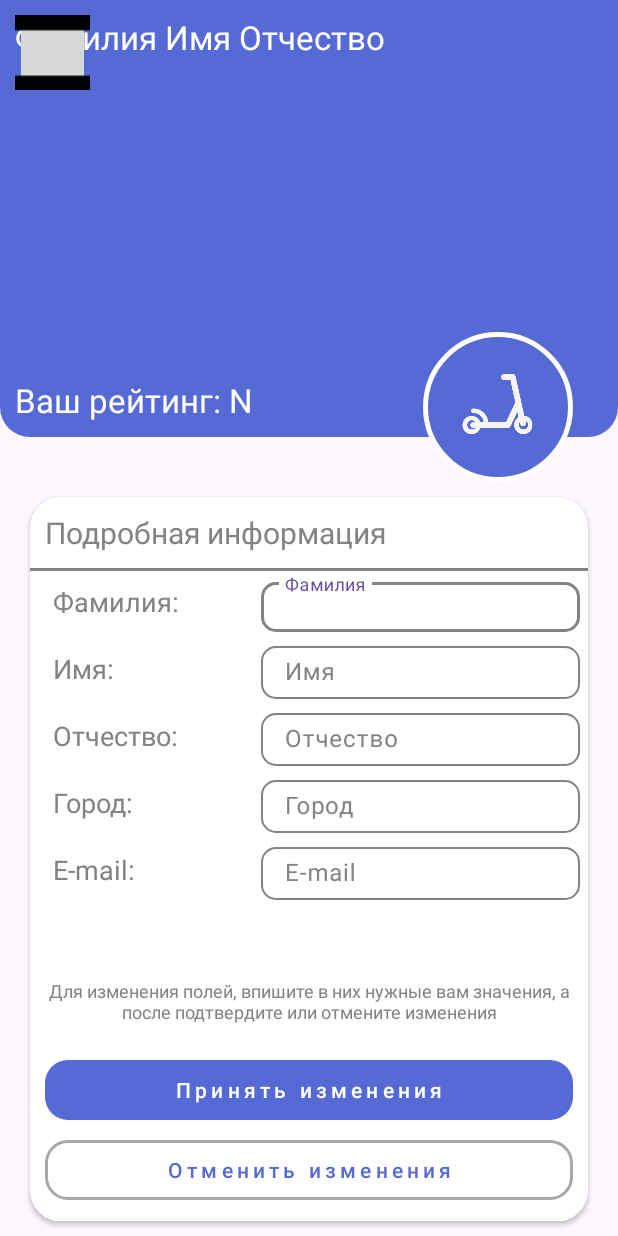
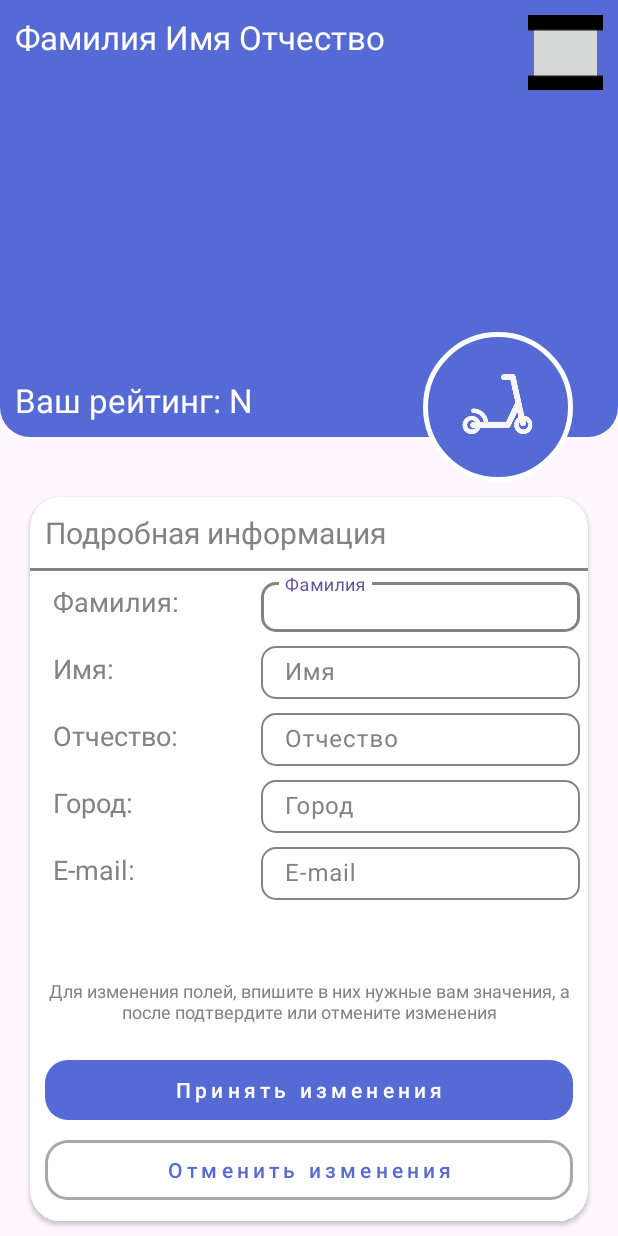
Before and after one commit to DimitrySavo/ScooterRentApp, an Android app: the screen it shows after launch (MainActivity), on a phone screen of 412 x 824 dp. Run offline under Robolectric (Android 15) with nearby library versions, the phone set to English and light mode, and no system bars.

Commit message:
Need to finish exit button

```diff
--- a/app/src/main/res/drawable/exit_shape.xml
+++ b/app/src/main/res/drawable/exit_shape.xml
@@ -1,5 +1,4 @@
 <?xml version="1.0" encoding="utf-8"?>
 <layer-list xmlns:android="http://schemas.android.com/apk/res/android">
-    <item android:drawable="@color/white"/>
     <item android:drawable="@drawable/ic_exit"/>
 </layer-list>
--- a/app/src/main/res/layout/activity_main.xml
+++ b/app/src/main/res/layout/activity_main.xml
@@ -37,7 +37,10 @@
         <ImageButton
             android:layout_width="50dp"
             android:layout_height="50dp"
-            android:src="@drawable/ic_exit"/>
+            app:layout_constraintTop_toTopOf="parent"
+            app:layout_constraintEnd_toEndOf="parent"
+
+            android:src="@drawable/exit_shape"/>
 
     </androidx.constraintlayout.widget.ConstraintLayout>
 
--- a/gradle/libs.versions.toml
+++ b/gradle/libs.versions.toml
@@ -1,5 +1,5 @@
 [versions]
-agp = "8.3.2"
+agp = "8.4.0"
 kotlin = "1.9.0"
 coreKtx = "1.13.0"
 junit = "4.13.2"
```
Also changed, not shown: gradle/wrapper/gradle-wrapper.properties.
